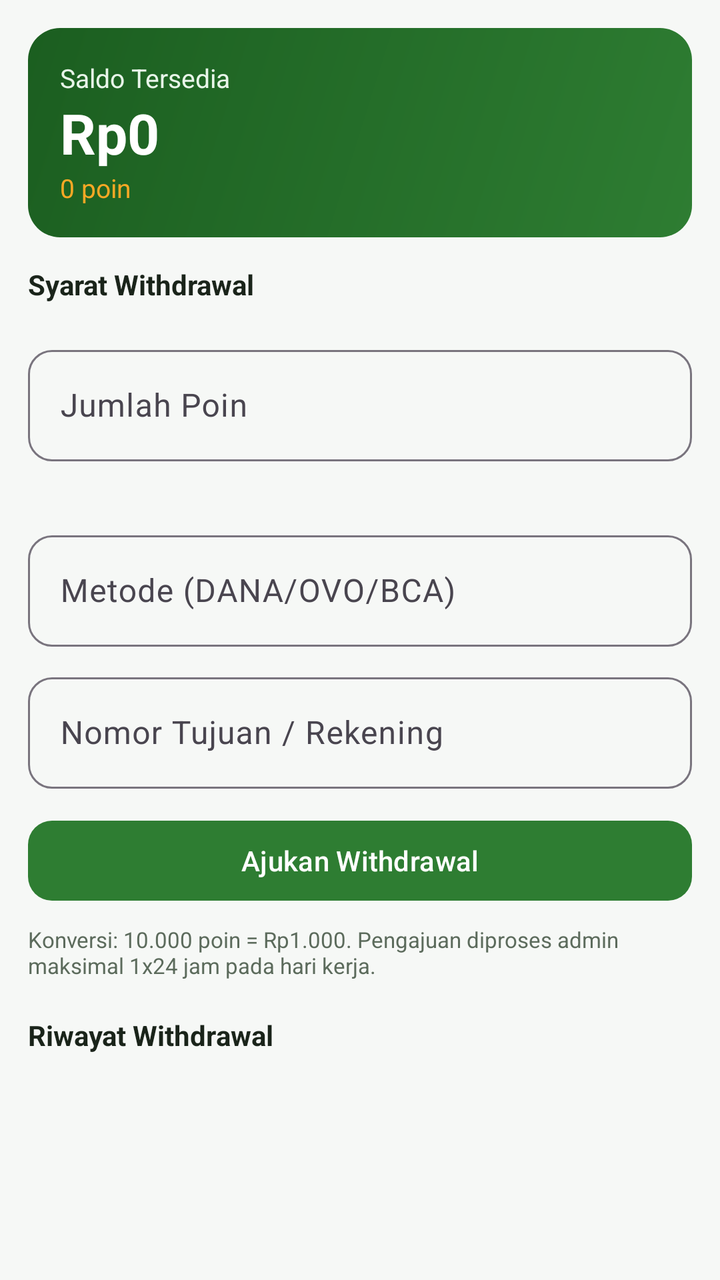
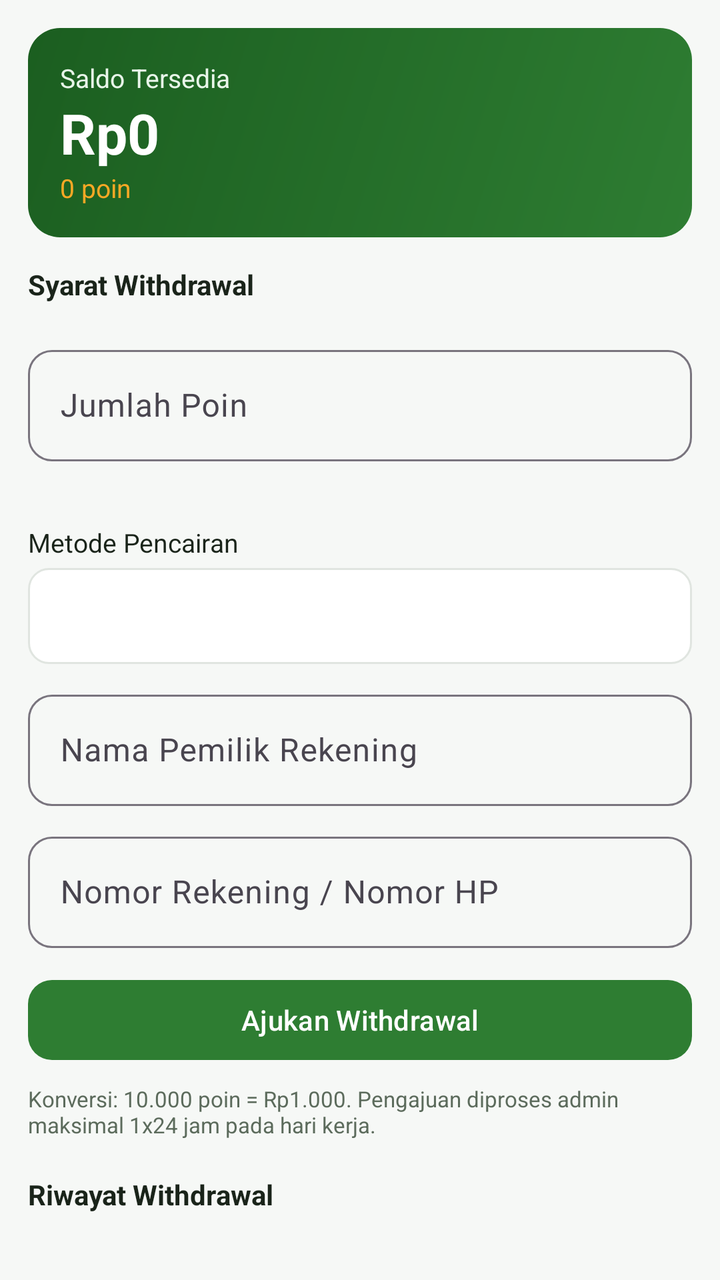

Screens rendered from an Android XML layout before and after an edit, with the pre-edit source and the edit as a unified diff.
<!-- AndroidManifest.xml: application theme Theme.Herbalindo -->
<!-- res/layout/tab_balance.xml -->
<?xml version="1.0" encoding="utf-8"?>
<androidx.core.widget.NestedScrollView xmlns:android="http://schemas.android.com/apk/res/android"
    android:id="@+id/tab_balance"
    android:layout_width="match_parent"
    android:layout_height="match_parent"
    android:background="@color/bg"
    android:fillViewport="true">

    <LinearLayout
        android:layout_width="match_parent"
        android:layout_height="wrap_content"
        android:orientation="vertical"
        android:padding="14dp">

        <com.google.android.material.card.MaterialCardView
            style="@style/Widget.Herbalindo.Card"
            android:layout_width="match_parent"
            android:layout_height="wrap_content">

            <LinearLayout
                android:layout_width="match_parent"
                android:layout_height="wrap_content"
                android:background="@drawable/bg_header"
                android:orientation="vertical"
                android:padding="16dp">

                <TextView
                    android:layout_width="wrap_content"
                    android:layout_height="wrap_content"
                    android:text="Saldo Tersedia"
                    android:textColor="@color/brand_green_pale"
                    android:textSize="13sp" />

                <TextView
                    android:id="@+id/bal_saldo"
                    android:layout_width="wrap_content"
                    android:layout_height="wrap_content"
                    android:text="Rp0"
                    android:textColor="@color/text_on_brand"
                    android:textSize="28sp"
                    android:textStyle="bold" />

                <TextView
                    android:id="@+id/bal_points"
                    android:layout_width="wrap_content"
                    android:layout_height="wrap_content"
                    android:text="0 poin"
                    android:textColor="@color/brand_accent"
                    android:textSize="13sp" />
            </LinearLayout>
        </com.google.android.material.card.MaterialCardView>

        <TextView
            android:layout_width="match_parent"
            android:layout_height="wrap_content"
            android:layout_marginTop="14dp"
            android:text="Syarat Withdrawal"
            android:textColor="@color/text_primary"
            android:textStyle="bold" />

        <LinearLayout
            android:id="@+id/bal_checks"
            android:layout_width="match_parent"
            android:layout_height="wrap_content"
            android:layout_marginTop="6dp"
            android:orientation="vertical" />

        <com.google.android.material.textfield.TextInputLayout
            style="@style/Widget.Herbalindo.Input"
            android:layout_width="match_parent"
            android:layout_height="wrap_content"
            android:layout_marginTop="12dp"
            android:hint="Jumlah Poin">

            <com.google.android.material.textfield.TextInputEditText
                android:id="@+id/bal_amount"
                android:layout_width="match_parent"
                android:layout_height="wrap_content"
                android:inputType="number"
                android:maxLines="1" />
        </com.google.android.material.textfield.TextInputLayout>

        <TextView
            android:id="@+id/bal_amount_rp"
            android:layout_width="match_parent"
            android:layout_height="wrap_content"
            android:layout_marginTop="4dp"
            android:textColor="@color/brand_green_dark"
            android:textSize="13sp"
            android:textStyle="bold" />

        <com.google.android.material.textfield.TextInputLayout
            style="@style/Widget.Herbalindo.Input"
            android:layout_width="match_parent"
            android:layout_height="wrap_content"
            android:layout_marginTop="10dp"
            android:hint="Metode (DANA/OVO/BCA)">

            <com.google.android.material.textfield.TextInputEditText
                android:id="@+id/bal_method"
                android:layout_width="match_parent"
                android:layout_height="wrap_content"
                android:inputType="text"
                android:maxLines="1" />
        </com.google.android.material.textfield.TextInputLayout>

        <com.google.android.material.textfield.TextInputLayout
            style="@style/Widget.Herbalindo.Input"
            android:layout_width="match_parent"
            android:layout_height="wrap_content"
            android:layout_marginTop="10dp"
            android:hint="Nomor Tujuan / Rekening">

            <com.google.android.material.textfield.TextInputEditText
                android:id="@+id/bal_dest"
                android:layout_width="match_parent"
                android:layout_height="wrap_content"
                android:inputType="text"
                android:maxLines="1" />
        </com.google.android.material.textfield.TextInputLayout>

        <Button
            android:id="@+id/bal_submit"
            style="@style/Widget.Herbalindo.Button"
            android:layout_width="match_parent"
            android:layout_height="wrap_content"
            android:layout_marginTop="12dp"
            android:text="@string/withdraw" />

        <TextView
            android:layout_width="match_parent"
            android:layout_height="wrap_content"
            android:layout_marginTop="8dp"
            android:text="Konversi: 10.000 poin = Rp1.000. Pengajuan diproses admin maksimal 1x24 jam pada hari kerja."
            android:textColor="@color/text_secondary"
            android:textSize="11sp" />

        <TextView
            android:layout_width="match_parent"
            android:layout_height="wrap_content"
            android:layout_marginTop="18dp"
            android:text="Riwayat Withdrawal"
            android:textColor="@color/text_primary"
            android:textStyle="bold" />

        <LinearLayout
            android:id="@+id/bal_history"
            android:layout_width="match_parent"
            android:layout_height="wrap_content"
            android:layout_marginTop="6dp"
            android:orientation="vertical" />
    </LinearLayout>
</androidx.core.widget.NestedScrollView>
<!-- resources referenced by this layout -->
<resources>
  <color name="bg">#F6F8F6</color>
  <color name="brand_accent">#F9A825</color>
  <color name="brand_green_dark">#1B5E20</color>
  <color name="brand_green_pale">#E8F5E9</color>
  <color name="text_on_brand">#FFFFFF</color>
  <color name="text_primary">#1A241A</color>
  <color name="text_secondary">#5C6B5C</color>
  <!-- drawable bg_header (drawable) -->
  <?xml version="1.0" encoding="utf-8"?>
  <shape xmlns:android="http://schemas.android.com/apk/res/android" android:shape="rectangle">
      <gradient android:angle="315" android:startColor="@color/brand_green_dark" android:endColor="@color/brand_green" />
  </shape>
  <string name="withdraw">Ajukan Withdrawal</string>
  <style name="Widget.Herbalindo.Button" parent="Widget.Material3.Button">
          <item name="android:textAllCaps">false</item>
          <item name="android:minHeight">48dp</item>
          <item name="cornerRadius">12dp</item>
      </style>
  <style name="Widget.Herbalindo.Card" parent="Widget.Material3.CardView.Elevated">
          <item name="cardCornerRadius">16dp</item>
          <item name="cardElevation">1dp</item>
          <item name="cardBackgroundColor">@color/surface</item>
      </style>
  <style name="Widget.Herbalindo.Input" parent="Widget.Material3.TextInputLayout.OutlinedBox">
          <item name="boxCornerRadiusTopStart">12dp</item>
          <item name="boxCornerRadiusTopEnd">12dp</item>
          <item name="boxCornerRadiusBottomStart">12dp</item>
          <item name="boxCornerRadiusBottomEnd">12dp</item>
      </style>
  <style name="Theme.Herbalindo" parent="Theme.Material3.Light.NoActionBar">
          <item name="colorPrimary">@color/brand_green</item>
          <item name="colorPrimaryDark">@color/brand_green_dark</item>
          <item name="colorOnPrimary">@color/text_on_brand</item>
          <item name="colorSecondary">@color/brand_accent</item>
          <item name="colorOnSecondary">@color/text_primary</item>
          <item name="colorSurface">@color/surface</item>
          <item name="colorOnSurface">@color/text_primary</item>
          <item name="android:colorBackground">@color/bg</item>
          <item name="android:statusBarColor">@color/brand_green_dark</item>
          <item name="android:navigationBarColor">@color/surface</item>
          <item name="android:windowLightStatusBar" tools:targetApi="m">false</item>
          <item name="android:windowBackground">@color/bg</item>
      </style>
  <color name="brand_green">#2E7D32</color>
  <color name="surface">#FFFFFF</color>
</resources>

<!-- the commit's change to res/layout/tab_balance.xml (unified diff, before → after) -->
@@ -89,18 +89,34 @@
             android:textSize="13sp"
             android:textStyle="bold" />
 
+        <TextView
+            android:layout_width="match_parent"
+            android:layout_height="wrap_content"
+            android:layout_marginTop="10dp"
+            android:text="Metode Pencairan"
+            android:textColor="@color/text_primary"
+            android:textSize="13sp" />
+
+        <Spinner
+            android:id="@+id/bal_method"
+            android:layout_width="match_parent"
+            android:layout_height="wrap_content"
+            android:layout_marginTop="4dp"
+            android:background="@drawable/bg_box"
+            android:minHeight="48dp" />
+
         <com.google.android.material.textfield.TextInputLayout
             style="@style/Widget.Herbalindo.Input"
             android:layout_width="match_parent"
             android:layout_height="wrap_content"
             android:layout_marginTop="10dp"
-            android:hint="Metode (DANA/OVO/BCA)">
+            android:hint="Nama Pemilik Rekening">
 
             <com.google.android.material.textfield.TextInputEditText
-                android:id="@+id/bal_method"
+                android:id="@+id/bal_holder"
                 android:layout_width="match_parent"
                 android:layout_height="wrap_content"
-                android:inputType="text"
+                android:inputType="textPersonName"
                 android:maxLines="1" />
         </com.google.android.material.textfield.TextInputLayout>
 
@@ -109,7 +125,7 @@
             android:layout_width="match_parent"
             android:layout_height="wrap_content"
             android:layout_marginTop="10dp"
-            android:hint="Nomor Tujuan / Rekening">
+            android:hint="Nomor Rekening / Nomor HP">
 
             <com.google.android.material.textfield.TextInputEditText
                 android:id="@+id/bal_dest"
<!-- resource entries referenced after the edit -->
@@ -7,6 +7,13 @@
   <color name="text_on_brand">#FFFFFF</color>
   <color name="text_primary">#1A241A</color>
   <color name="text_secondary">#5C6B5C</color>
+  <!-- drawable bg_box (drawable) -->
+  <?xml version="1.0" encoding="utf-8"?>
+  <shape xmlns:android="http://schemas.android.com/apk/res/android" android:shape="rectangle">
+      <solid android:color="@color/surface" />
+      <corners android:radius="10dp" />
+      <stroke android:width="1dp" android:color="@color/divider" />
+  </shape>
   <!-- drawable bg_header (drawable) -->
   <?xml version="1.0" encoding="utf-8"?>
   <shape xmlns:android="http://schemas.android.com/apk/res/android" android:shape="rectangle">
@@ -45,5 +52,6 @@
       </style>
   <color name="brand_green">#2E7D32</color>
   <color name="surface">#FFFFFF</color>
+  <color name="divider">#E0E5E0</color>
 </resources>
 
